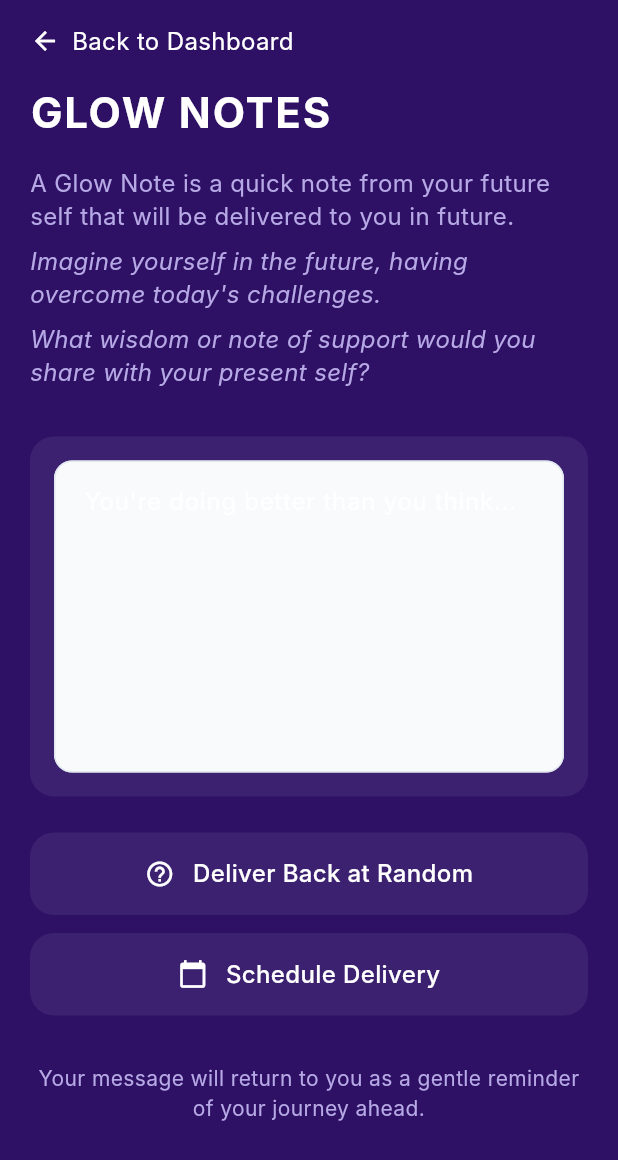
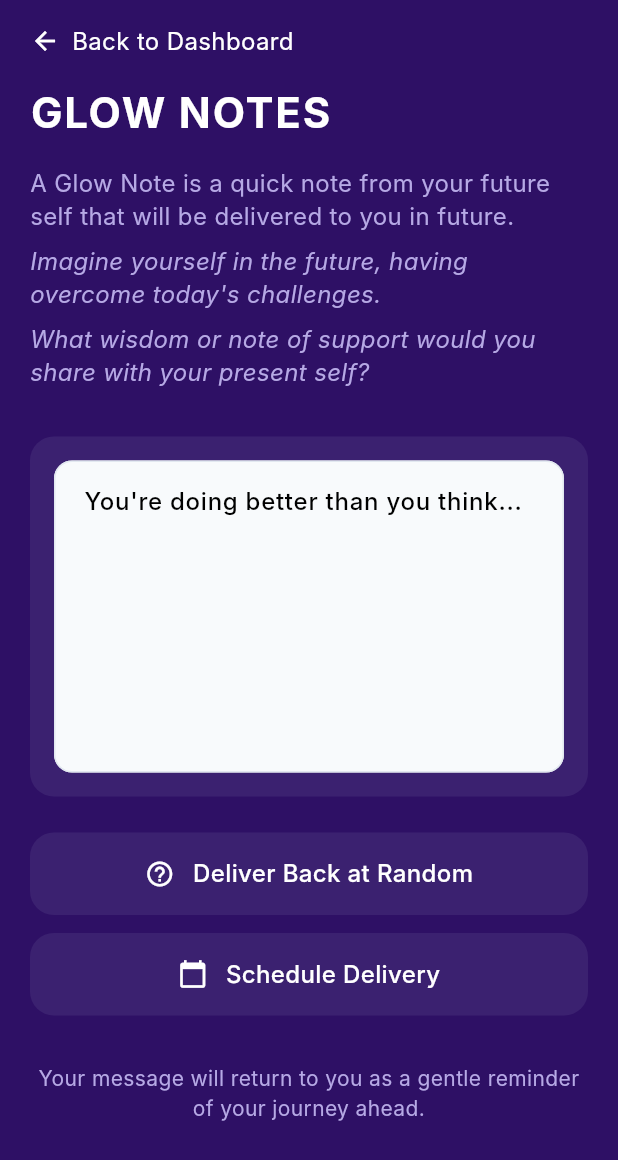
Before and after one commit to kaya-talk/kaya-mobile, a Flutter app: the GlowNotesComposeScreen screen opened by its route, on a phone screen of 412 x 824 dp. Shown: the top 1160 px of the screen. Run offline on Flutter 3.47's test engine with Material 3 defaults, Android fonts, the phone set to English and light mode, and no system bars; our stand-ins replace dio, firebase_auth, firebase_core, go_router, shared_preferences; accounts and stored records are empty; Roboto replaces fonts that are missing (Inter).

Commit message:
fix: change input text color

```diff
--- a/lib/features/glow_notes/presentation/screens/glow_notes_compose_screen.dart
+++ b/lib/features/glow_notes/presentation/screens/glow_notes_compose_screen.dart
@@ -112,15 +112,17 @@ class _GlowNotesComposeScreenState extends State<GlowNotesComposeScreen> {
                         controller: _noteController,
                         maxLines: 8,
                         style: const TextStyle(
-                          color: Colors.white,
+                          color: Colors.black,
                           fontSize: 16,
                           height: 1.4,
+                          fontWeight: FontWeight.w500,
                         ),
+                        cursorColor: const Color(0xFFB6A9E5),
                         decoration: const InputDecoration(
                           border: InputBorder.none,
                           hintText: "You're doing better than you think...",
                           hintStyle: TextStyle(
-                            color: Colors.white70,
+                            color: Color(0xFFB6A9E5),
                             fontSize: 16,
                           ),
                         ),
```
Also changed, not shown: lib/features/journal/presentation/screens/journal_compose_screen.dart (+6 -2 lines), lib/features/letters/presentation/screens/letters_compose_screen.dart (+6 -2 lines).
